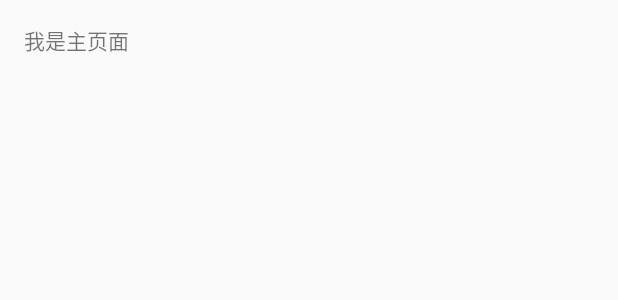
After one commit to ftfrfe/PhoneGuard, an Android app: the layout activity_home.xml on its own in the app's theme, with its tools: preview values and no code run, on a phone screen of 412 x 824 dp. The commit adds this screen. Shown: the top 300 px of the screen. Run offline under Robolectric (Android 15) with nearby library versions, the phone set to English and light mode, and no system bars.

Commit message:
0.1.1   进入主页面

```diff
--- /dev/null
+++ b/app/src/main/res/layout/activity_home.xml
@@ -0,0 +1,17 @@
+<?xml version="1.0" encoding="utf-8"?>
+<RelativeLayout xmlns:android="http://schemas.android.com/apk/res/android"
+    xmlns:tools="http://schemas.android.com/tools"
+    android:id="@+id/activity_home"
+    android:layout_width="match_parent"
+    android:layout_height="match_parent"
+    android:paddingBottom="@dimen/activity_vertical_margin"
+    android:paddingLeft="@dimen/activity_horizontal_margin"
+    android:paddingRight="@dimen/activity_horizontal_margin"
+    android:paddingTop="@dimen/activity_vertical_margin"
+    tools:context="com.example.ggyy.phoneguard.activity.HomeActivity">
+    <TextView
+        android:layout_width="wrap_content"
+        android:layout_height="wrap_content"
+        android:text="我是主页面"/>
+
+</RelativeLayout>
```
Also changed, not shown: app/src/main/AndroidManifest.xml (+4 -4 lines), app/src/main/java/com/example/ggyy/phoneguard/activity/HomeActivity.java (added, +15 -0 lines), app/src/main/java/com/example/ggyy/phoneguard/activity/SplashActivity.java (+62 -27 lines), app/src/main/java/com/example/ggyy/phoneguard/utils/ToastUtils.java (added, +24 -0 lines).
